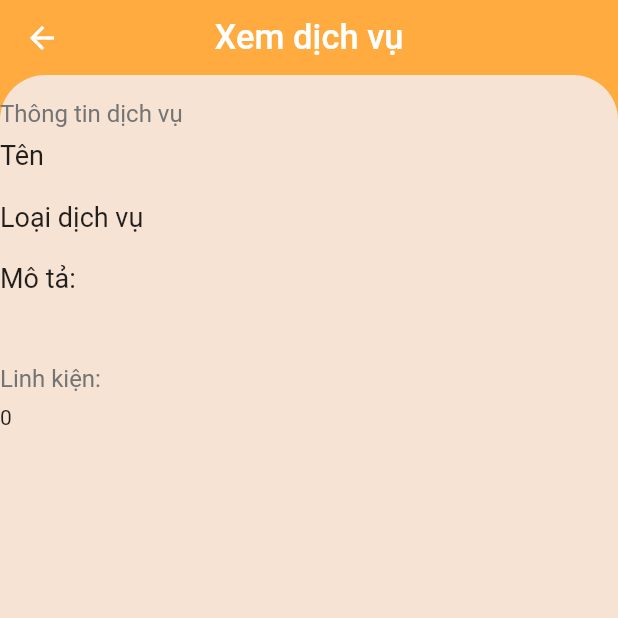
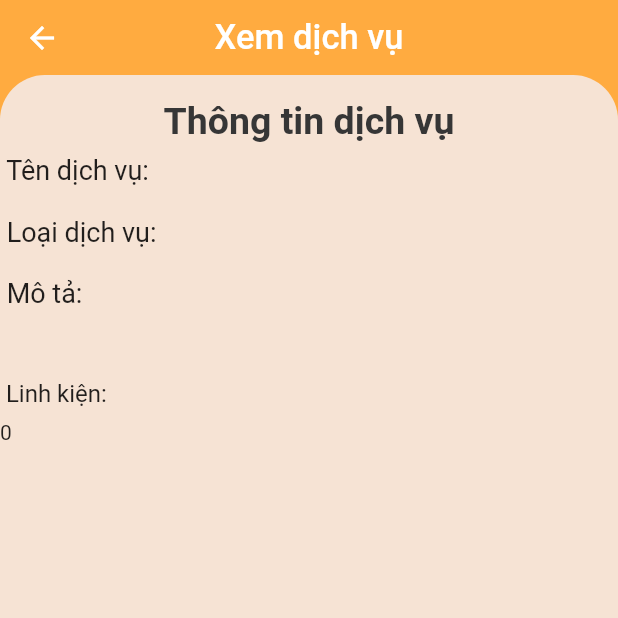
Before and after one commit to lvdManh/CSS-Mobile-Application-, a Flutter app: the ServiceDetail screen opened directly with empty values, on a phone screen of 412 x 824 dp, the top half of it. Run offline on Flutter 3.47's test engine with Material 2 defaults, Android fonts, the phone set to English and light mode, and no system bars; our stand-ins replace awesome_dialog, shared_preferences; accounts and stored records are empty; network calls fail; Roboto replaces fonts that are missing (Regular).

```diff
--- a/lib/screens/widgets/service_detail.dart
+++ b/lib/screens/widgets/service_detail.dart
@@ -1,4 +1,3 @@
-
 import 'package:computer_service_system/models/services_data.dart';
 import 'package:flutter/material.dart';
 import '../../constants/color_constant.dart';
@@ -6,7 +5,6 @@ import '../../constants/color_constant.dart';
 class ServiceDetail extends StatelessWidget {
   final Service service;
   const ServiceDetail({Key? key, required this.service}) : super(key: key);
-
 
   @override
   Widget build(BuildContext context) {
@@ -36,26 +34,34 @@ class ServiceDetail extends StatelessWidget {
                 topRight: Radius.circular(30),
               )),
           child: SingleChildScrollView(
-            child:
-            Column(
-              crossAxisAlignment: CrossAxisAlignment.start, children: <
-                Widget>[
+            child: Column(
+              crossAxisAlignment: CrossAxisAlignment.start,
+              children: <Widget>[
                 const SizedBox(height: 16),
-              const Text("Thông tin dịch vụ",
+                Container(
+                  alignment: Alignment.center,
+                  child: const Text(
+                    "Thông tin dịch vụ",
                     style: TextStyle(
-                      color: mTextColorSecondary,
-                      fontSize: 16,
-                      fontFamily: 'Regular')),
+                      color: Color(0xff363636),
+                      fontSize: 25,
+                      fontFamily: 'Roboto',
+                      fontWeight: FontWeight.w700,
+                    ),
+                  ),
+                ),
                 const SizedBox(height: 8),
                 Column(
                   children: <Widget>[
                     Row(
-                    mainAxisAlignment: MainAxisAlignment.spaceBetween,
                       children: <Widget>[
-                      const Text("Tên",
-                          style: TextStyle(fontSize: 18, fontFamily: 'Regular')),
+                        const Text(" Tên dịch vụ:",
+                            style:
+                                TextStyle(fontSize: 18, fontFamily: 'Regular')),
+                        const SizedBox(width: 5),
                         Text(service.name.toString(),
-                          style: const TextStyle(fontSize: 18, fontFamily: 'Regular')),
+                            style: const TextStyle(
+                                fontSize: 18, fontFamily: 'Regular')),
                       ],
                     ),
                     //const Divider()
@@ -64,15 +70,20 @@ class ServiceDetail extends StatelessWidget {
                 const SizedBox(height: 20),
                 Column(
                   children: <Widget>[
-                  Row(
-                    mainAxisAlignment: MainAxisAlignment.spaceBetween,
+                    Container(
+                      alignment: Alignment.center,
+                      child: Row(
                         children: <Widget>[
-                      const Text("Loại dịch vụ",
-                          style: TextStyle(fontSize: 18, fontFamily: 'Regular')),
+                          const Text(" Loại dịch vụ:",
+                              style: TextStyle(
+                                  fontSize: 18, fontFamily: 'Regular')),
+                          const SizedBox(width: 5),
                           Text(service.type.toString(),
-                          style: const TextStyle(fontSize: 18, fontFamily: 'Regular')),
+                              style: const TextStyle(
+                                  fontSize: 18, fontFamily: 'Regular')),
                         ],
                       ),
+                    )
                   ],
                 ),
                 const SizedBox(height: 20),
@@ -81,55 +92,52 @@ class ServiceDetail extends StatelessWidget {
                     Row(
                       mainAxisAlignment: MainAxisAlignment.start,
                       children: const <Widget>[
-                      Text("Mô tả:",
-                          style: TextStyle(fontSize: 18, fontFamily: 'Regular')),
+                        Text(" Mô tả:",
+                            style:
+                                TextStyle(fontSize: 18, fontFamily: 'Regular')),
                       ],
                     ),
                     const SizedBox(height: 8),
                   ],
                 ),
                 Text(
-                service.description.toString(),
+                  " ${service.description.toString()}",
                   textAlign: TextAlign.start,
                   overflow: TextOverflow.ellipsis,
                   style: const TextStyle(fontSize: 16.0),
-                maxLines: 2,),
-
+                  maxLines: 2,
+                ),
                 const SizedBox(height: 20),
-
-              const Text("Linh kiện:",
+                const Text(" Linh kiện:",
                     style: TextStyle(
-                      color: mTextColorSecondary,
+                        // color: mTextColorSecondary,
                         fontSize: 16,
                         fontFamily: 'Regular')),
                 const SizedBox(height: 8),
                 Text(service.accessoriesId!.length.toString()),
-
                 // ListView.builder(
-              //     itemCount: service.accessoriesId!.length,
-              //     itemBuilder: (context, index){
-              //       return Card(
-              //         child: ListTile(
-              //           title: Text(service.accessoriesId![index].name.toString()),
-              //           trailing: Text(service.accessoriesId![index].description.toString(),
-              //             textScaleFactor: 1.1,
-              //             style: const TextStyle(
-              //               color: Colors.black54,
-              //               fontWeight: FontWeight.bold,
-              //             ),),
+                //   itemCount: service.accessoriesId!.length,
+                //   itemBuilder: (context, index) {
+                //     return Card(
+                //       child: ListTile(
+                //         title: Text(
+                //             service.accessoriesId![index].name.toString()),
+                //         trailing: Text(
+                //           service.accessoriesId![index].description
+                //               .toString(),
+                //           textScaleFactor: 1.1,
+                //           style: const TextStyle(
+                //             color: Colors.black54,
+                //             fontWeight: FontWeight.bold,
+                //           ),
                 //         ),
-              //       );
-              //     },
-              //   ),
-
-
-
+                //       ),
+                //     );
+                //   },
+                // ),
               ],
             ),
-
           ),
-        )
-
-    );
+        ));
   }
 }
```
Also changed, not shown: lib/features/product_services.dart (added, +26 -0 lines), lib/models/product.dart (+192 -21 lines), lib/screens/product_screen.dart (+54 -12 lines), lib/screens/widgets/product_widget.dart (+34 -11 lines), assets/images/cpu.png (added), assets/images/mainboard.png (added), assets/images/ram.png (added), assets/images/white.png (added). Lines whose indentation alone changed are shown as unchanged.
